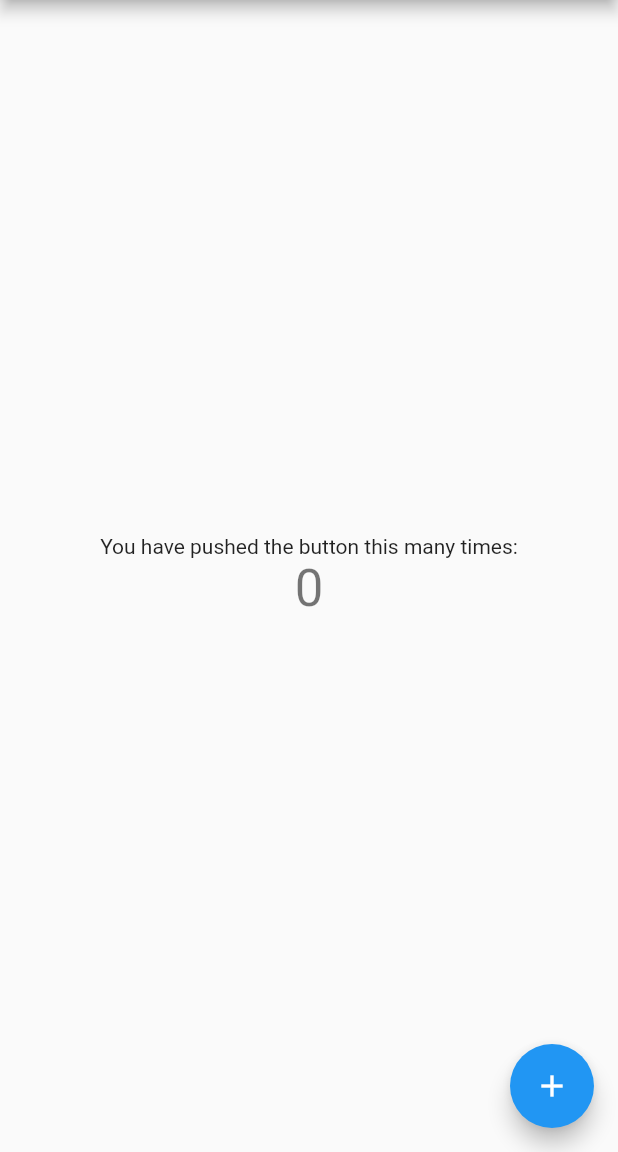
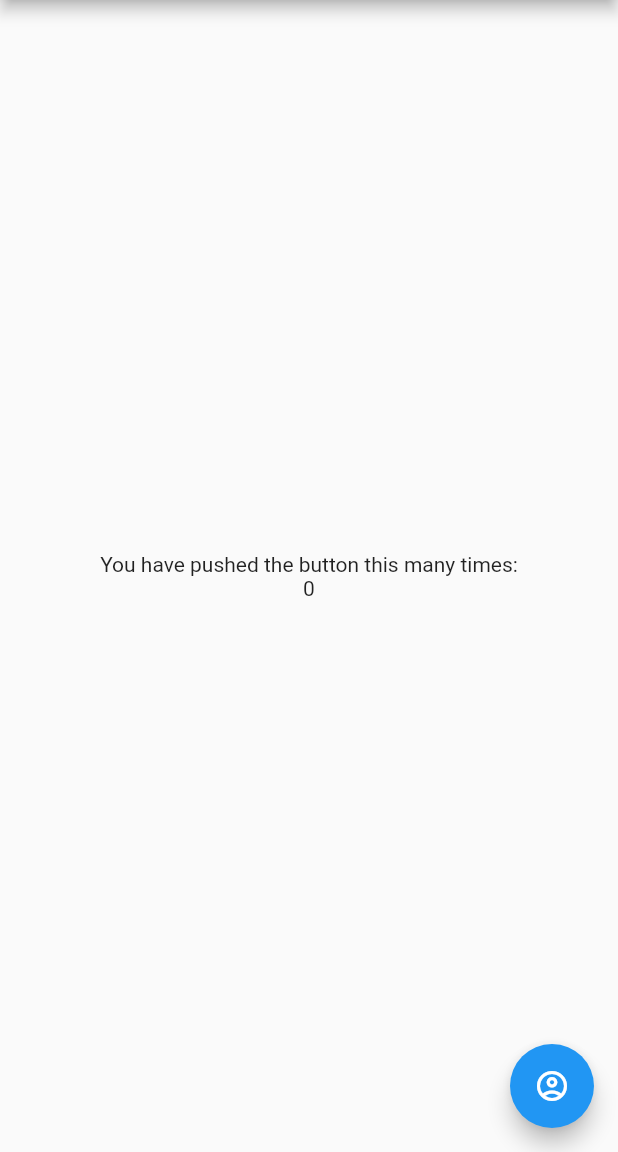
Before and after one commit to bit-burger/classifier, a Flutter app: the screen it shows after launch, on a phone screen of 412 x 824 dp, the part 84-1236 px from its top. Run offline on Flutter 3.47's test engine with Material 2 defaults, Android fonts, the phone set to English and light mode, and no system bars.

Commit message:
tflite_flutter installed and install.bat/sh installed

```diff
--- a/lib/main.dart
+++ b/lib/main.dart
@@ -1,4 +1,5 @@
 import 'package:flutter/material.dart';
+
 
 void main() {
   runApp(MyApp());
@@ -10,18 +11,6 @@ class MyApp extends StatelessWidget {
   Widget build(BuildContext context) {
     return MaterialApp(
       title: 'Flutter Demo',
-      theme: ThemeData(
-        // This is the theme of your application.
-        //
-        // Try running your application with "flutter run". You'll see the
-        // application has a blue toolbar. Then, without quitting the app, try
-        // changing the primarySwatch below to Colors.green and then invoke
-        // "hot reload" (press "r" in the console where you ran "flutter run",
-        // or simply save your changes to "hot reload" in a Flutter IDE).
-        // Notice that the counter didn't reset back to zero; the application
-        // is not restarted.
-        primarySwatch: Colors.blue,
-      ),
       home: MyHomePage(title: 'Flutter Demo Home Page'),
     );
   }
@@ -29,15 +18,6 @@ class MyApp extends StatelessWidget {
 
 class MyHomePage extends StatefulWidget {
   MyHomePage({Key? key, required this.title}) : super(key: key);
-
-  // This widget is the home page of your application. It is stateful, meaning
-  // that it has a State object (defined below) that contains fields that affect
-  // how it looks.
-
-  // This class is the configuration for the state. It holds the values (in this
-  // case the title) provided by the parent (in this case the App widget) and
-  // used by the build method of the State. Fields in a Widget subclass are
-  // always marked "final".
 
   final String title;
 
@@ -48,65 +28,32 @@ class MyHomePage extends StatefulWidget {
 class _MyHomePageState extends State<MyHomePage> {
   int _counter = 0;
 
-  void _incrementCounter() {
+  void _decrementCounter() {
     setState(() {
-      // This call to setState tells the Flutter framework that something has
-      // changed in this State, which causes it to rerun the build method below
-      // so that the display can reflect the updated values. If we changed
-      // _counter without calling setState(), then the build method would not be
-      // called again, and so nothing would appear to happen.
-      _counter++;
+      _counter--;
     });
   }
 
   @override
   Widget build(BuildContext context) {
-    // This method is rerun every time setState is called, for instance as done
-    // by the _incrementCounter method above.
-    //
-    // The Flutter framework has been optimized to make rerunning build methods
-    // fast, so that you can just rebuild anything that needs updating rather
-    // than having to individually change instances of widgets.
     return Scaffold(
       appBar: AppBar(
-        // Here we take the value from the MyHomePage object that was created by
-        // the App.build method, and use it to set our appbar title.
         title: Text(widget.title),
       ),
       body: Center(
-        // Center is a layout widget. It takes a single child and positions it
-        // in the middle of the parent.
         child: Column(
-          // Column is also a layout widget. It takes a list of children and
-          // arranges them vertically. By default, it sizes itself to fit its
-          // children horizontally, and tries to be as tall as its parent.
-          //
-          // Invoke "debug painting" (press "p" in the console, choose the
-          // "Toggle Debug Paint" action from the Flutter Inspector in Android
-          // Studio, or the "Toggle Debug Paint" command in Visual Studio Code)
-          // to see the wireframe for each widget.
-          //
-          // Column has various properties to control how it sizes itself and
-          // how it positions its children. Here we use mainAxisAlignment to
-          // center the children vertically; the main axis here is the vertical
-          // axis because Columns are vertical (the cross axis would be
-          // horizontal).
           mainAxisAlignment: MainAxisAlignment.center,
           children: <Widget>[
             Text(
               'You have pushed the button this many times:',
             ),
-            Text(
-              '$_counter',
-              style: Theme.of(context).textTheme.headline4,
-            ),
+            Text('$_counter'),
           ],
         ),
       ),
       floatingActionButton: FloatingActionButton(
-        onPressed: _incrementCounter,
-        tooltip: 'Increment',
-        child: Icon(Icons.add),
+        onPressed: _decrementCounter,
+        child: Icon(Icons.account_circle_outlined),
       ), // This trailing comma makes auto-formatting nicer for build methods.
     );
   }
--- a/pubspec.yaml
+++ b/pubspec.yaml
@@ -28,6 +28,7 @@ dependencies:
   # The following adds the Cupertino Icons font to your application.
   # Use with the CupertinoIcons class for iOS style icons.
   cupertino_icons: ^1.0.2
+  tflite_flutter: ^0.8.0
 
 dev_dependencies:
   flutter_test:
```
Also changed, not shown: pubspec.lock, 7 other files.
